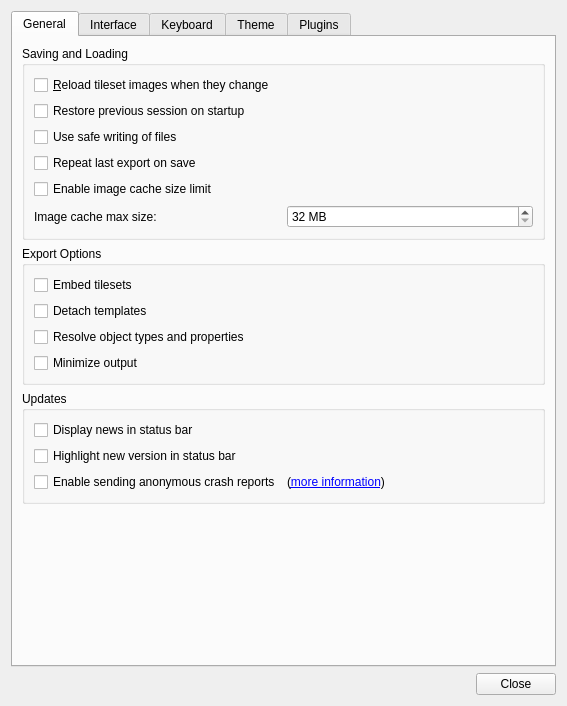
This is src/tiled/preferencesdialog.ui in mapeditor/tiled as Qt 5 draws it before an edit. The edited form follows.
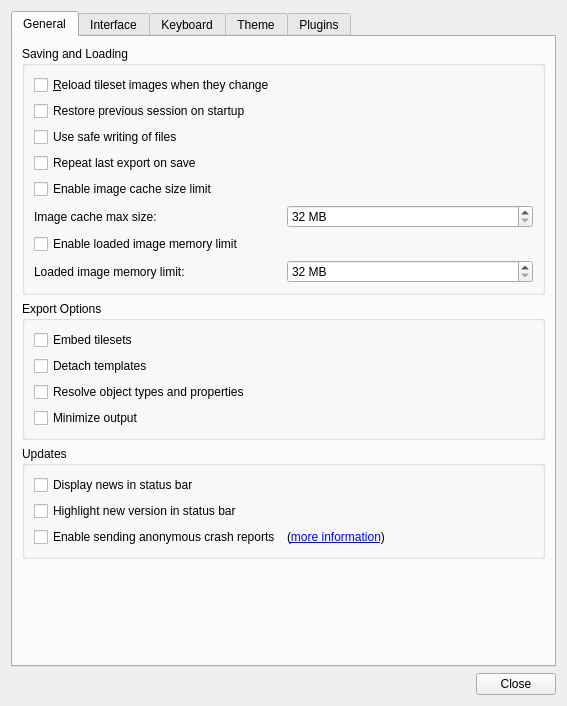
This is the edited form. Custom widgets are drawn as their Qt base class.

Commit message: test update a new memory budget mechanism

The edit to the form file:
```diff
--- a/src/tiled/preferencesdialog.ui
+++ b/src/tiled/preferencesdialog.ui
@@ -94,6 +94,36 @@
             </property>
            </widget>
           </item>
+          <item row="6" column="0" colspan="2">
+           <widget class="QCheckBox" name="useLoadedImageBudget">
+            <property name="text">
+             <string>Enable loaded image memory limit</string>
+            </property>
+           </widget>
+          </item>
+          <item row="7" column="0">
+           <widget class="QLabel" name="loadedImageBudgetLabel">
+            <property name="text">
+             <string>Loaded image memory limit:</string>
+            </property>
+            <property name="buddy">
+             <cstring>loadedImageBudgetMB</cstring>
+            </property>
+           </widget>
+          </item>
+          <item row="7" column="1">
+           <widget class="QSpinBox" name="loadedImageBudgetMB">
+            <property name="minimum">
+             <number>32</number>
+            </property>
+            <property name="maximum">
+             <number>16384</number>
+            </property>
+            <property name="suffix">
+             <string> MB</string>
+            </property>
+           </widget>
+          </item>
          </layout>
         </widget>
        </item>
```
Left out of the diff: 2 changed lines with no effect on the pictures. The commit also changes 15 other files.
